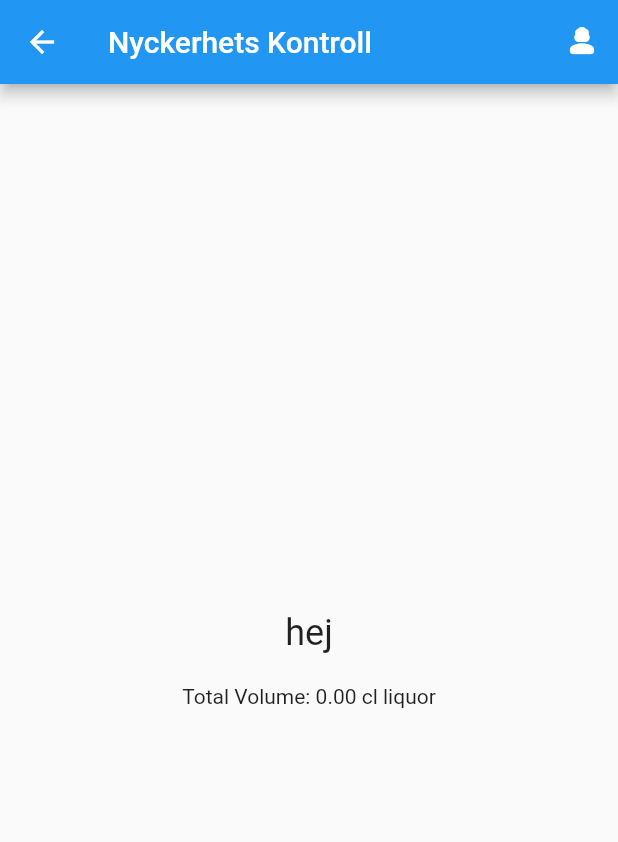
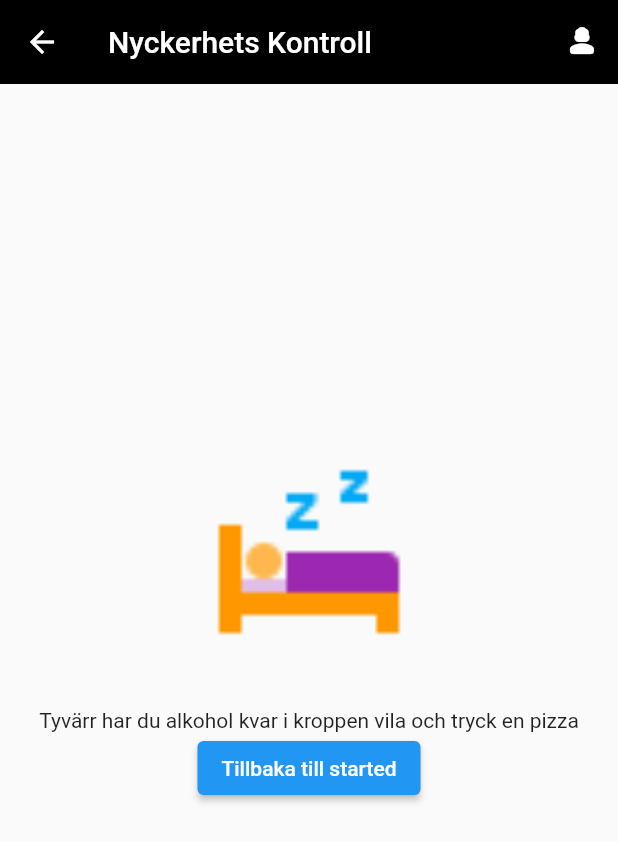
Before and after one commit to Rasmus3liasson/alcohol_check, a Flutter app: the Result screen opened directly with empty values, on a phone screen of 412 x 824 dp. Shown: the top 842 px of the screen. Run offline on Flutter 3.47's test engine with Material 2 defaults, Android fonts, the phone set to English and light mode, and no system bars.

Commit message:
added simple screens for sober and if you are drunk still

```diff
--- a/lib/main.dart
+++ b/lib/main.dart
@@ -95,7 +95,9 @@ class _MyHomePageState extends State<MyHomePage> {
                   .map<DropdownMenuItem<Gender>>(
                     (Gender value) => DropdownMenuItem<Gender>(
                       value: value,
-                      child: Text(value.toString()..split('.').last),
+                      child: Text(
+                        '${value.toString().split('.').last[0].toUpperCase()}${value.toString().split('.').last.substring(1)}',
+                      ),
                     ),
                   )
                   .toList(),
--- /dev/null
+++ b/lib/result/drunk.dart
@@ -0,0 +1,23 @@
+import 'package:flutter/material.dart';
+
+class Drunk extends StatelessWidget {
+  const Drunk({super.key});
+
+  @override
+  Widget build(BuildContext context) {
+ return Center(
+        child: Column(
+      children: <Widget>[
+        Transform.scale(
+            scale: 3.0,
+            child: Image.asset(
+              'assets/images/bed.png',
+            )),
+        SizedBox(
+          height: 80.0,
+        ),
+        const Text('Tyvärr har du alkohol kvar i kroppen vila och tryck en pizza')
+      ],
+    ));
+  }
+}
--- a/lib/result/result.dart
+++ b/lib/result/result.dart
@@ -1,5 +1,8 @@
+import 'package:alcohol_check/main.dart';
 import 'package:alcohol_check/models/consumption_pop_up.dart';
 import 'package:alcohol_check/models/user_data.dart';
+import 'package:alcohol_check/result/drunk.dart';
+import 'package:alcohol_check/result/sober.dart';
 import 'package:alcohol_check/utils/functions/calculate_result.dart';
 import 'package:alcohol_check/utils/functions/components/appbar.dart';
 import 'package:alcohol_check/utils/functions/to_liqour.dart';
@@ -10,59 +13,47 @@ class Result extends StatelessWidget {
   final UserData userData;
   final double timeSinceDrinking;
 
-
-  const Result(
-      {Key? key,
-      required this.consumtionData,
-      required this.userData,
-      required this.timeSinceDrinking})
-      : super(key: key);
+  const Result({
+    Key? key,
+    required this.consumtionData,
+    required this.userData,
+    required this.timeSinceDrinking,
+  }) : super(key: key);
 
   @override
   Widget build(BuildContext context) {
-    double totalLiqourVolume = 0.0;
+    double totalLiquorVolume = 0.0;
     for (var data in consumtionData) {
       double? volumeInLiquor = toLiquor(data.unitSign, data.volume, data.units);
-      totalLiqourVolume += volumeInLiquor! * data.units!.toDouble();
+      totalLiquorVolume += volumeInLiquor! * data.units!.toDouble();
     }
 
-    if (isSober(
+    bool result = isSober(
       height: userData.height,
       weight: userData.weight,
       gender: userData.gender,
-      alcoholConsumed: totalLiqourVolume,
+      alcoholConsumed: totalLiquorVolume,
       timeDifferenceInHours: timeSinceDrinking,
-    )) {
-      print('sober');
-    }
-    else{
-      print('drunk');
-    }
+    );
 
     return Scaffold(
       appBar: CustomAppBar(),
       body: Center(
         child: Column(
           mainAxisAlignment: MainAxisAlignment.center,
-          children: [
-            Text(
-              'hej',
-              style: TextStyle(fontSize: 24.0),
+          children: <Widget>[
+            // result ? Sober() : Drunk(),
+            Drunk(),
+
+            ElevatedButton(
+              onPressed: () {
+                Navigator.push(
+                  context,
+                  MaterialPageRoute(builder: (context) => MyHomePage()),
+                );
+              },
+              child: Text('Tillbaka till started'),
             ),
-            SizedBox(height: 20.0),
-            Text(
-                'Total Volume: ${totalLiqourVolume.toStringAsFixed(2)} cl liquor'), // Visa den totala volymen
-            for (var data in consumtionData)
-              Column(
-                children: [
-                  Text('Image: ${userData.gender}'),
-                  Text('Image: ${data.image}'),
-                  Text(
-                      'Volume: ${toLiquor(data.unitSign, data.volume, data.units)} cl liquor'),
-                  Text('Units: ${data.units.toString()}'),
-                  SizedBox(height: 20.0),
-                ],
-              ),
           ],
         ),
       ),
--- /dev/null
+++ b/lib/result/sober.dart
@@ -0,0 +1,23 @@
+import 'package:flutter/material.dart';
+
+class Sober extends StatelessWidget {
+  const Sober({super.key});
+
+  @override
+  Widget build(BuildContext context) {
+    return Center(
+        child: Column(
+      children: <Widget>[
+        Transform.scale(
+            scale: 2.0,
+            child: Image.asset(
+              'assets/images/car.gif',
+            )),
+        SizedBox(
+          height: 80.0,
+        ),
+        const Text('Det är bara ut o köra')
+      ],
+    ));
+  }
+}
--- a/lib/utils/functions/components/appbar.dart
+++ b/lib/utils/functions/components/appbar.dart
@@ -12,6 +12,8 @@ class CustomAppBar extends StatelessWidget implements PreferredSizeWidget {
   Widget build(BuildContext context) {
     return AppBar(
       title: Text("Nyckerhets Kontroll"),
+      backgroundColor: Colors.black,
+      elevation: 0.0,
       leading: showArrow
           ? IconButton(
               onPressed: () {
--- a/pubspec.yaml
+++ b/pubspec.yaml
@@ -41,6 +41,7 @@ dev_dependencies:
     sdk: flutter
 
 
+
   # The "flutter_lints" package below contains a set of recommended lints to
   # encourage good coding practices. The lint set provided by the package is
   # activated in the `analysis_options.yaml` file located at the root of your
@@ -59,7 +60,8 @@ flutter:
     - assets/images/ol.png
     - assets/images/vin.png
     - assets/images/sprit.png
-
+    - assets/images/car.gif
+    - assets/images/bed.png
   # An image asset can refer to one or more resolution-specific "variants", see
   # https://flutter.dev/assets-and-images/#resolution-aware
 
```
Also changed, not shown: assets/images/bed.png (added), assets/images/car.gif (added).
